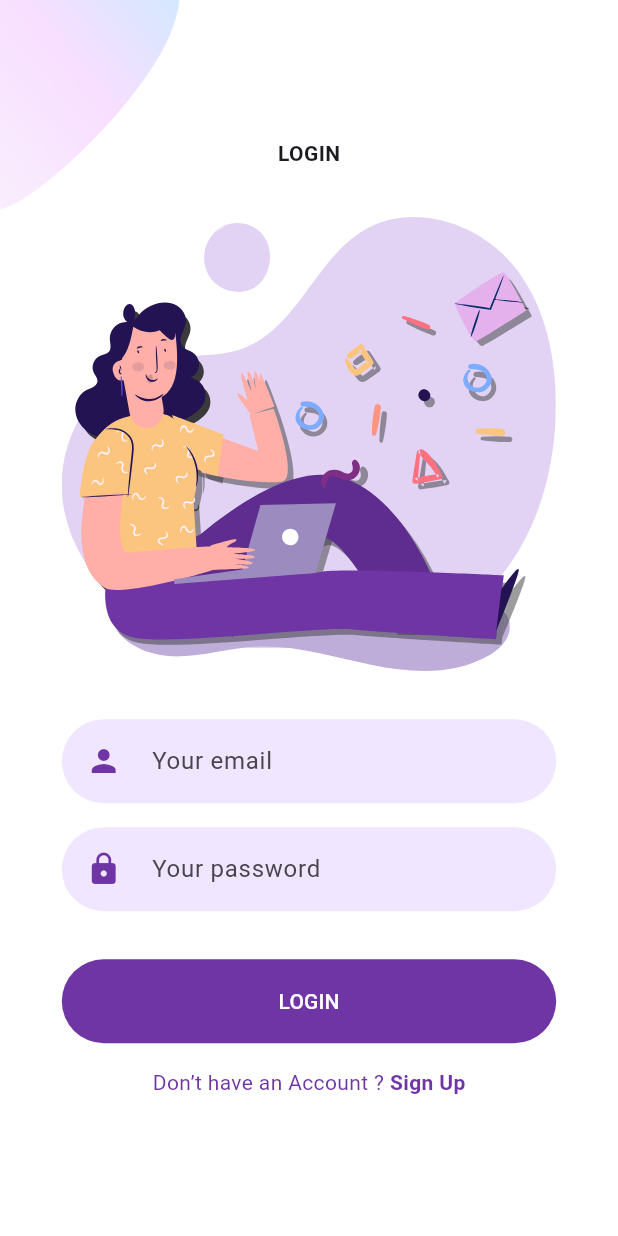
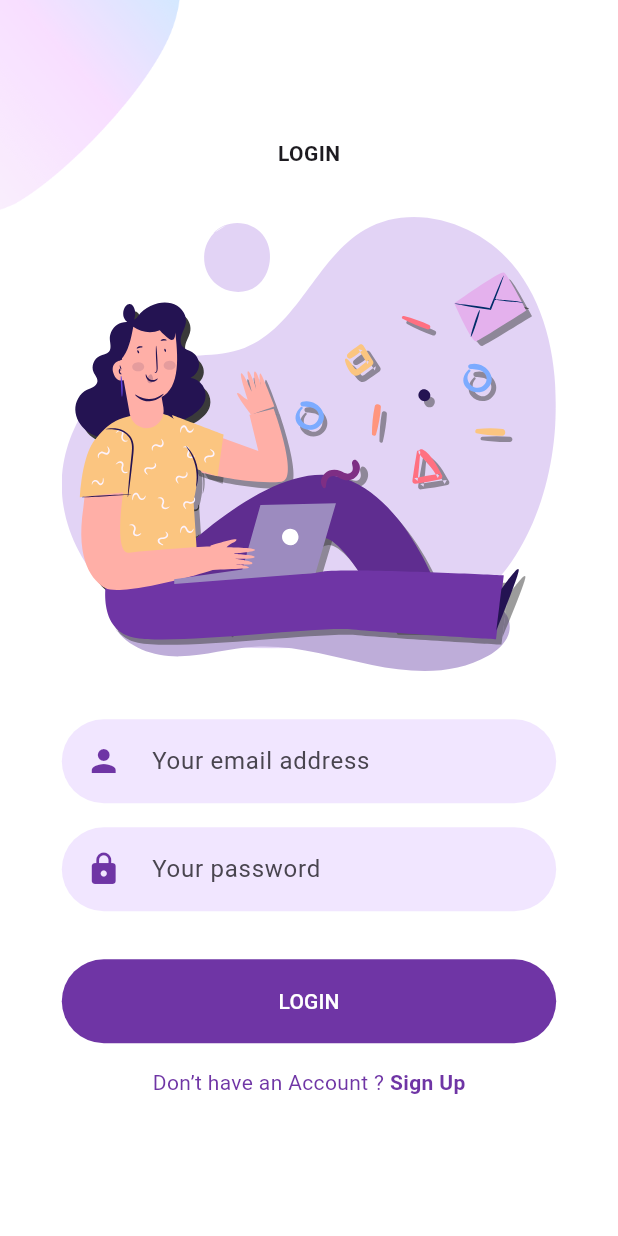
Before and after one commit to ohTIO/group3, a Flutter app: the screen it shows after launch, after a tap on "LOGIN", on a phone screen of 412 x 824 dp. Run offline on Flutter 3.47's test engine with Material 3 defaults, Android fonts, the phone set to English and light mode, and no system bars; our stand-ins replace flutter_svg.

```diff
--- a/lib/Screens/Login/components/login_form.dart
+++ b/lib/Screens/Login/components/login_form.dart
@@ -20,7 +20,7 @@ class LoginForm extends StatelessWidget {
             cursorColor: kPrimaryColor,
             onSaved: (email) {},
             decoration: const InputDecoration(
-              hintText: "Your email",
+              hintText: "Your email address",
               prefixIcon: Padding(
                 padding: EdgeInsets.all(defaultPadding),
                 child: Icon(Icons.person),
```
